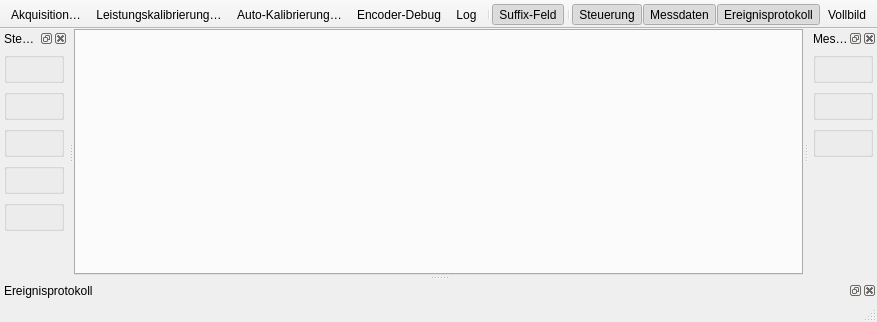
The window that polarisation_ui/pyqt/main_window.ui (cckssr/polarisation-ui) describes before a commit, drawn with Qt 5.
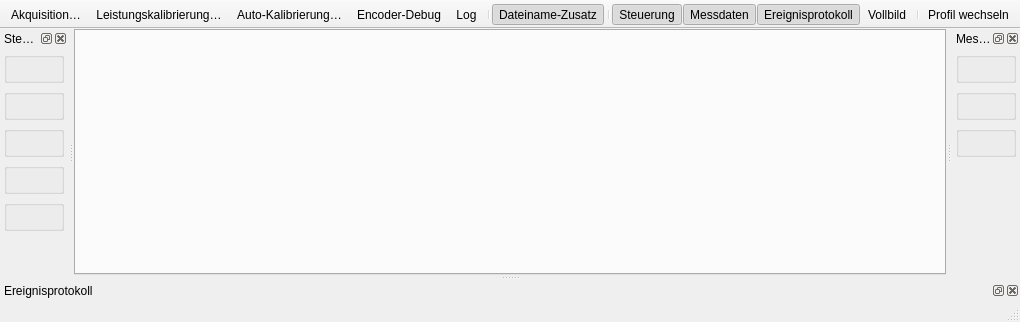
The same window after the commit. Custom widgets are drawn as their Qt base class.

Commit message: ui: add expert and Praktikum profiles with run-time switching

Diff of the .ui file:
```diff
--- a/polarisation_ui/pyqt/main_window.ui
+++ b/polarisation_ui/pyqt/main_window.ui
@@ -53,6 +53,8 @@
    <addaction name="actionToggleMeasurement"/>
    <addaction name="actionToggleEventLog"/>
    <addaction name="actionFullScreen"/>
+   <addaction name="separator"/>
+   <addaction name="actionSwitchProfile"/>
   </widget>
   <widget class="QDockWidget" name="dockControls">
    <property name="features">
@@ -283,7 +285,7 @@
     <bool>true</bool>
    </property>
    <property name="text">
-    <string>Suffix-Feld</string>
+    <string>Dateiname-Zusatz</string>
    </property>
    <property name="toolTip">
     <string>Eingabefeld für das eigene Dateinamen-Suffix ein- oder ausblenden</string>
@@ -345,6 +347,14 @@
     <string>Zwischen Vollbild und Fenster wechseln (F11)</string>
    </property>
   </action>
+  <action name="actionSwitchProfile">
+   <property name="text">
+    <string>Profil wechseln</string>
+   </property>
+   <property name="toolTip">
+    <string>Zwischen Experten- und Praktikumsprofil wechseln</string>
+   </property>
+  </action>
  </widget>
  <customwidgets>
   <customwidget>
```
Left out of the diff: 2 changed lines with no effect on the pictures. The commit also changes 13 other files.
